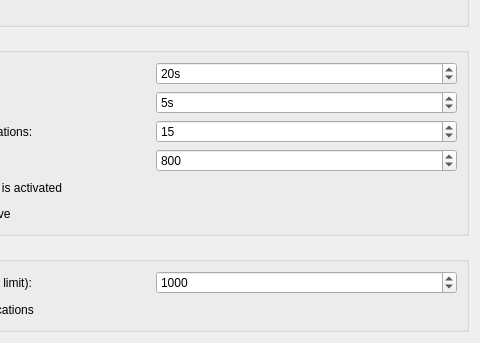
The window that src/Gui/PreferencePages/DlgSettingsNotificationArea.ui (southseact-3d/fcd) describes before a commit, drawn with Qt 5; both pictures show x 174 to 654 and y 164 to 507 of the 654 by 507 pixel window.
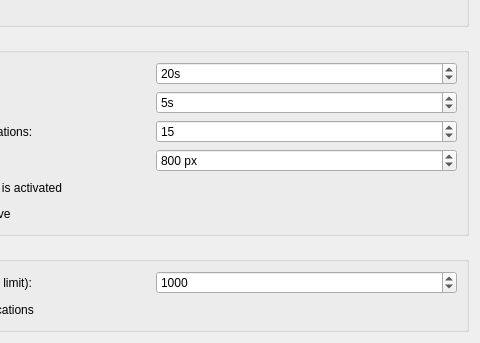
The same window after the commit. Custom widgets are drawn as their Qt base class.

Commit message: Gui: Add "px" suffix on preference page as width unit

Patch:
```diff
--- a/src/Gui/PreferencePages/DlgSettingsNotificationArea.ui
+++ b/src/Gui/PreferencePages/DlgSettingsNotificationArea.ui
@@ -210,6 +210,9 @@
         <property name="toolTip">
          <string>Width of the notification in pixels</string>
         </property>
+        <property name="suffix">
+         <string> px</string>
+        </property>
         <property name="minimum">
          <number>300</number>
         </property>
```
The commit also changes 1 other file.
